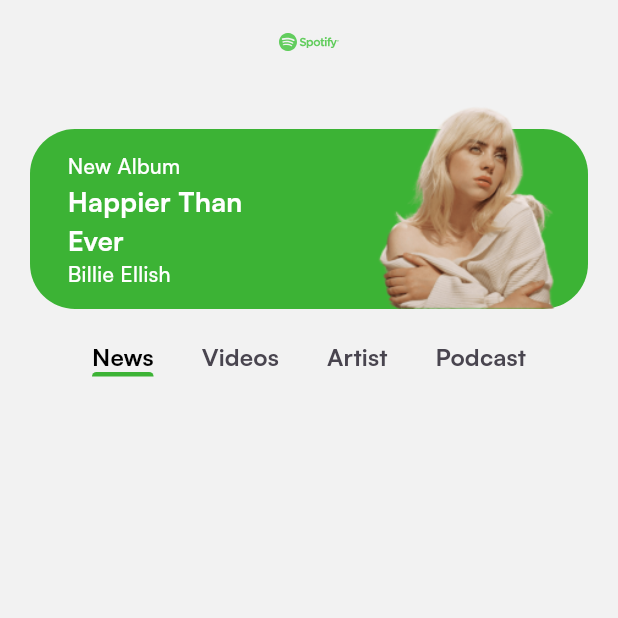
After one commit to iAhmadTariq/spotify_clone, a Flutter app: the HomePage screen opened directly, on a phone screen of 412 x 824 dp, the top half of it. The commit adds this screen. Run offline on Flutter 3.47's test engine with Material 3 defaults, Android fonts, the phone set to English and light mode, and no system bars; our stand-ins replace cloud_firestore, dartz, equatable, firebase_auth, firebase_core, flutter_bloc and 3 more; accounts and stored records are empty.

Commit message:
Designed Home Screen a bit

```diff
--- a/lib/common/widgets/appbar/app_bar_widget.dart
+++ b/lib/common/widgets/appbar/app_bar_widget.dart
@@ -3,7 +3,8 @@ import 'package:spotify_clone/common/helpers/is_dark_mode.dart';
 
 class AppBarWidget extends StatelessWidget implements PreferredSizeWidget{
   final Widget? title;
-  const AppBarWidget({super.key, this.title});
+  final bool showBackButton;
+  const AppBarWidget({super.key, this.title,this.showBackButton = true});
 
   @override
   Widget build(BuildContext context) {
@@ -12,7 +13,7 @@ class AppBarWidget extends StatelessWidget implements PreferredSizeWidget{
       centerTitle: true,
       backgroundColor: Colors.transparent,
       elevation: 0,
-      leading: IconButton(
+      leading: !showBackButton? null:IconButton(
         onPressed: () {
           Navigator.pop(context);
         },
--- a/lib/core/configs/assets/app_images.dart
+++ b/lib/core/configs/assets/app_images.dart
@@ -4,4 +4,5 @@ class AppImages{
   static const getStartedBg = '${baseUrl}get_started_bg.png';
   static const chooseModeBg = '${baseUrl}choose_mode_bg.png';
   static const authPageImage = '${baseUrl}auth_page_image.png';
+  static const homeArtistImage = '${baseUrl}home_artist_image.png';
 }
--- a/lib/data/source/auth/auth_firebase_service_impl.dart
+++ b/lib/data/source/auth/auth_firebase_service_impl.dart
@@ -37,7 +37,6 @@ class AuthFirebaseServiceImpl extends AuthFirebaseService {
       );
       var userData =
           UserModel(email: user.email, fullName: user.fullName).toJson();
-      print(userData);
       await firestore
           .collection(FirebaseConst.users)
           .doc(data.user?.uid)
--- a/lib/presentation/auth/pages/signin_page.dart
+++ b/lib/presentation/auth/pages/signin_page.dart
@@ -10,7 +10,7 @@ import 'package:spotify_clone/presentation/auth/widgets/text_field_widget.dart';
 
 import '../../../domain/entities/auth/user_entity.dart';
 import '../../../service_locator.dart';
-import '../../root/pages/root_page.dart';
+import '../../home/pages/home_page.dart';
 
 class SignInPage extends StatelessWidget {
   SignInPage({super.key});
@@ -78,7 +78,7 @@ class SignInPage extends StatelessWidget {
                       Navigator.pushAndRemoveUntil(
                           context,
                           MaterialPageRoute(
-                              builder: (context) => const RootPage()),
+                              builder: (context) => const HomePage()),
                           (route) => false);
                     });
                   },
--- a/lib/presentation/auth/pages/signup_page.dart
+++ b/lib/presentation/auth/pages/signup_page.dart
@@ -8,7 +8,7 @@ import 'package:spotify_clone/domain/entities/auth/user_entity.dart';
 import 'package:spotify_clone/domain/usecases/auth/signup_usecase.dart';
 import 'package:spotify_clone/presentation/auth/pages/signin_page.dart';
 import 'package:spotify_clone/presentation/auth/widgets/text_field_widget.dart';
-import 'package:spotify_clone/presentation/root/pages/root_page.dart';
+import 'package:spotify_clone/presentation/home/pages/home_page.dart';
 import 'package:spotify_clone/service_locator.dart';
 
 class SignUpPage extends StatelessWidget {
@@ -89,7 +89,7 @@ class SignUpPage extends StatelessWidget {
                       Navigator.pushAndRemoveUntil(
                           context,
                           MaterialPageRoute(
-                              builder: (context) => const RootPage()),
+                              builder: (context) => const HomePage()),
                           (route) => false);
                     });
                   },
--- /dev/null
+++ b/lib/presentation/home/pages/home_page.dart
@@ -0,0 +1,35 @@
+import 'package:flutter/material.dart';
+import 'package:flutter_svg/svg.dart';
+import 'package:spotify_clone/presentation/home/widgets/home_tabs_widget.dart';
+
+import '../../../common/widgets/appbar/app_bar_widget.dart';
+import '../../../core/configs/assets/app_vectors.dart';
+import '../widgets/home_artist_widget.dart';
+
+class HomePage extends StatelessWidget {
+  const HomePage({super.key});
+
+  @override
+  Widget build(BuildContext context) {
+    return Scaffold(
+      appBar:AppBarWidget(
+        showBackButton: false,
+        title: SvgPicture.asset(
+          AppVectors.logo,
+          height: 40,
+          width: 40,
+        ),
+      ),
+      body:const Padding(
+        padding: EdgeInsets.symmetric(horizontal: 20),
+        child: Column(
+          children: [
+            HomeArtistWidget(
+            ),
+            HomeTabsWidget(),
+          ],
+        ),
+      ),
+    );
+  }
+}
--- /dev/null
+++ b/lib/presentation/home/widgets/home_artist_widget.dart
@@ -0,0 +1,73 @@
+import 'package:flutter/material.dart';
+import 'package:spotify_clone/common/helpers/is_dark_mode.dart';
+import 'package:spotify_clone/core/configs/assets/app_images.dart';
+
+import '../../../core/configs/themes/app_colors.dart';
+
+class HomeArtistWidget extends StatelessWidget {
+  const HomeArtistWidget({super.key});
+
+  @override
+  Widget build(BuildContext context) {
+    return Stack(
+      children: [
+        Container(
+          margin: const EdgeInsets.only(top: 30),
+          alignment: Alignment.bottomRight,
+          width: double.infinity,
+          height: 120,
+          decoration: BoxDecoration(
+            color: AppColors.primaryColor,
+            borderRadius: BorderRadius.circular(30),
+          ),
+        ),
+        Padding(
+          padding: const EdgeInsets.only(left: 25, top: 45),
+          child: Column(
+            mainAxisAlignment: MainAxisAlignment.start,
+            crossAxisAlignment: CrossAxisAlignment.start,
+            children: [
+              Text(
+                'New Album',
+                style: TextStyle(
+                  fontWeight: FontWeight.w500,
+                  color: context.isDarkMode? Colors.black:Colors.white,
+                ),
+              ),
+              Text(
+                'Happier Than',
+                style: TextStyle(
+                  fontWeight: FontWeight.bold,
+                  fontSize: 18,
+                  color: context.isDarkMode? Colors.black:Colors.white,
+                ),
+              ),
+              Text(
+                'Ever',
+                style: TextStyle(
+                  fontWeight: FontWeight.bold,
+                  fontSize: 18,
+                  color: context.isDarkMode? Colors.black:Colors.white,
+                ),
+              ),
+              Text(
+                'Billie Ellish',
+                style: TextStyle(
+                  fontWeight: FontWeight.w500,
+                  color: context.isDarkMode? Colors.black:Colors.white,
+                ),
+              ),
+            ],
+          ),
+        ),
+        Align(
+          alignment: Alignment.topRight,
+          child: Image.asset(
+            AppImages.homeArtistImage,
+            height: 150,
+          ),
+        ),
+      ],
+    );
+  }
+}
--- /dev/null
+++ b/lib/presentation/home/widgets/home_tabs_widget.dart
@@ -0,0 +1,64 @@
+import 'package:flutter/material.dart';
+import 'package:spotify_clone/common/helpers/is_dark_mode.dart';
+import 'package:spotify_clone/core/configs/themes/app_colors.dart';
+
+class HomeTabsWidget extends StatefulWidget {
+  const HomeTabsWidget({super.key});
+
+  @override
+  State<HomeTabsWidget> createState() => _HomeTabsWidgetState();
+}
+
+class _HomeTabsWidgetState extends State<HomeTabsWidget>
+    with SingleTickerProviderStateMixin {
+  late TabController tabController;
+
+  @override
+  void initState() {
+    tabController = TabController(length: 4, vsync: this);
+    super.initState();
+  }
+
+  @override
+  Widget build(BuildContext context) {
+    return TabBar(
+      tabAlignment:TabAlignment.start,
+      indicatorColor: AppColors.primaryColor,
+      controller: tabController,
+      labelColor: context.isDarkMode ? Colors.white : Colors.black,
+      dividerHeight: 0,
+      isScrollable: true,
+      padding: const EdgeInsets.symmetric(vertical: 20),
+      tabs: const [
+        Text(
+          'News',
+          style: TextStyle(
+            fontWeight: FontWeight.bold,
+            fontSize: 16,
+          ),
+        ),
+        Text(
+          'Videos',
+          style: TextStyle(
+            fontWeight: FontWeight.bold,
+            fontSize: 16,
+          ),
+        ),
+        Text(
+          'Artist',
+          style: TextStyle(
+            fontWeight: FontWeight.bold,
+            fontSize: 16,
+          ),
+        ),
+        Text(
+          'Podcast',
+          style: TextStyle(
+            fontWeight: FontWeight.bold,
+            fontSize: 16,
+          ),
+        ),
+      ],
+    );
+  }
+}
--- a/lib/presentation/root/pages/root_page.dart
+++ /dev/null
@@ -1,14 +0,0 @@
-import 'package:flutter/material.dart';
-
-class RootPage extends StatelessWidget {
-  const RootPage({super.key});
-
-  @override
-  Widget build(BuildContext context) {
-    return Scaffold(
-      appBar: AppBar(
-        title: Text('Home'),
-      ),
-    );
-  }
-}
```
Also changed, not shown: assets/images/home_artist_image.png (renamed from assets/images/home_screen_image.png).
